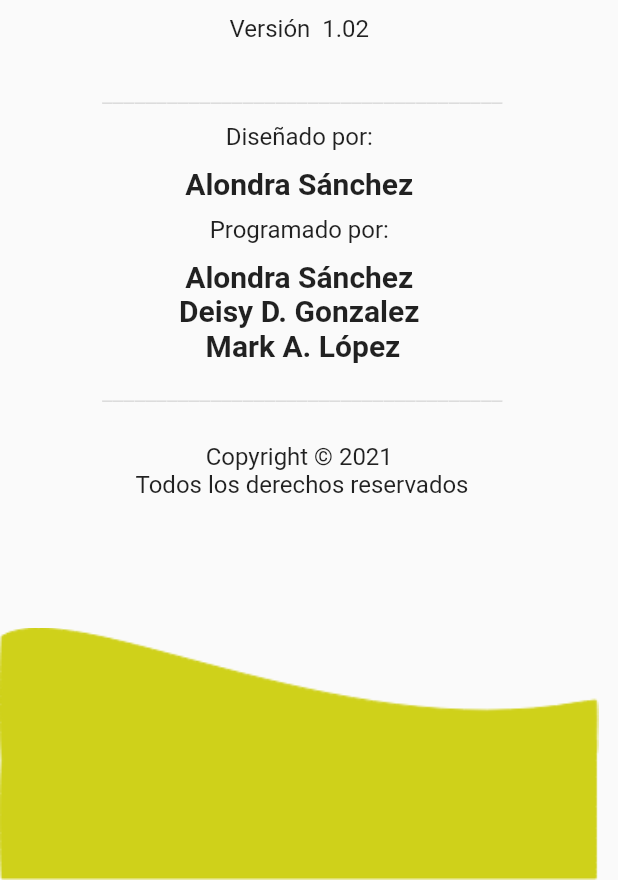
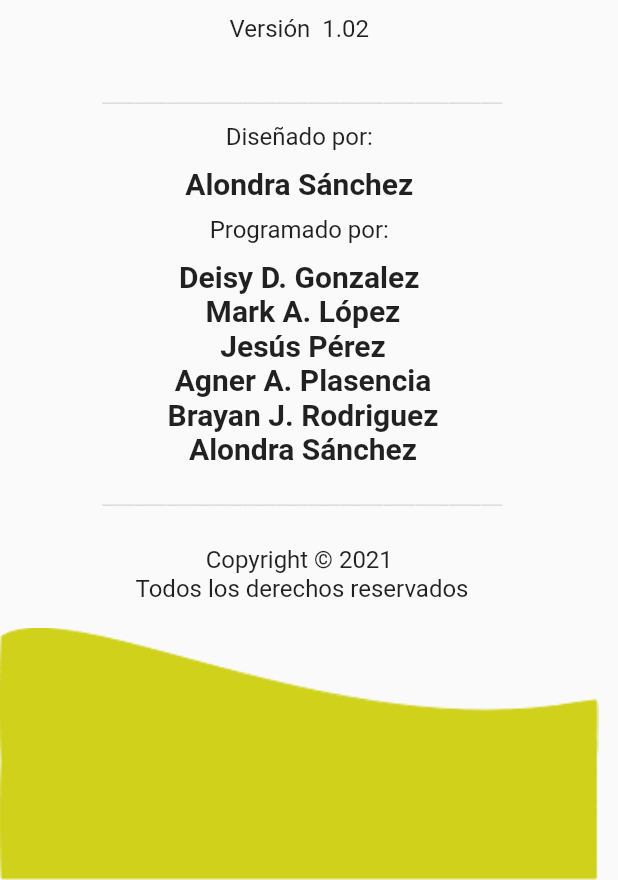
Before and after one commit to alondraSanchezM/PaDi-parking, a Flutter app: the AboutPage screen opened directly, on a phone screen of 412 x 824 dp, the part 356-1236 px from its top. Run offline on Flutter 3.47's test engine with Material 2 defaults, Android fonts, the phone set to English and light mode, and no system bars; our stand-ins replace cloud_firestore, firebase_auth, firebase_core, fluttertoast, pretty_qr_code, webview_flutter; missing offline and left inert: flutter_facebook_login, http_auth, qr, razorpay_flutter; accounts and stored records are empty.

Commit message:
:pencil: temporary about us

```diff
--- a/lib/src/about.dart
+++ b/lib/src/about.dart
@@ -99,7 +99,7 @@ class _AboutPageState extends State<AboutPage> {
     return Container(
       margin: EdgeInsets.only(top: 10),
       child: Text(
-        'Alondra Sánchez \nDeisy D. Gonzalez \n Mark A. López',
+        'Deisy D. Gonzalez \n Mark A. López \n Jesús Pérez \n Agner A. Plasencia \n Brayan J. Rodriguez \n Alondra Sánchez',
         textAlign: TextAlign.center,
         style: TextStyle(
             color: Colors.black87, fontSize: 20, fontWeight: FontWeight.bold),
```
Also changed, not shown: pubspec.lock.
